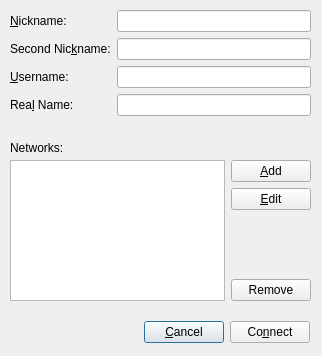
Old version of the form src/NetworkDlg.ui in the repository codymj/LuxIRC.
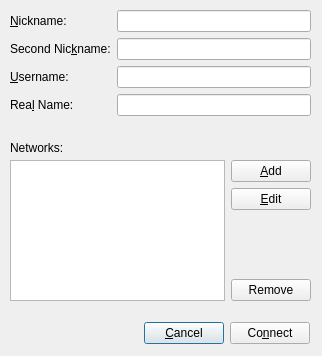
New version of the form.

Diff of the .ui file:
```diff
--- a/src/NetworkDlg.ui
+++ b/src/NetworkDlg.ui
@@ -34,7 +34,7 @@
      <x>9</x>
      <y>320</y>
      <width>301</width>
-     <height>24</height>
+     <height>26</height>
     </rect>
    </property>
    <layout class="QHBoxLayout" name="horizontalLayout_2">
@@ -73,7 +73,7 @@
      <x>10</x>
      <y>10</y>
      <width>301</width>
-     <height>111</height>
+     <height>116</height>
     </rect>
    </property>
    <layout class="QFormLayout" name="formLayout">
```
Left out of the diff: 19 changed lines with no effect on the pictures.
